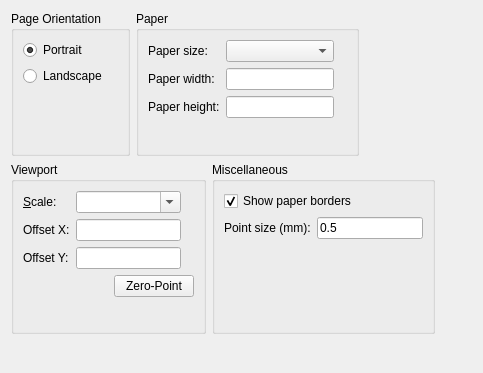
qcad/qcad, file scripts/Edit/DrawingPreferences/PageSettings/PreferencesPage.ui: the form before one commit.
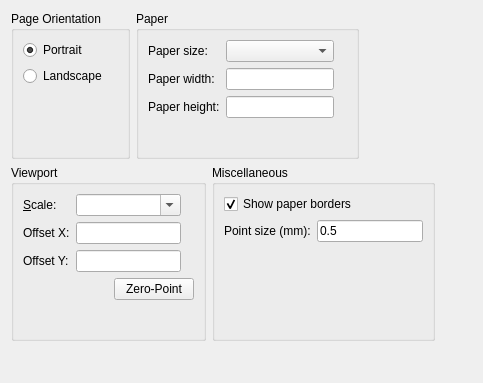
The form after the commit. Custom widgets are drawn as their Qt base class.

The edit to the form file:
```diff
--- a/scripts/Edit/DrawingPreferences/PageSettings/PreferencesPage.ui
+++ b/scripts/Edit/DrawingPreferences/PageSettings/PreferencesPage.ui
@@ -7,7 +7,7 @@
     <x>0</x>
     <y>0</y>
     <width>483</width>
-    <height>373</height>
+    <height>383</height>
    </rect>
   </property>
   <layout class="QVBoxLayout" name="verticalLayout_3">
```
